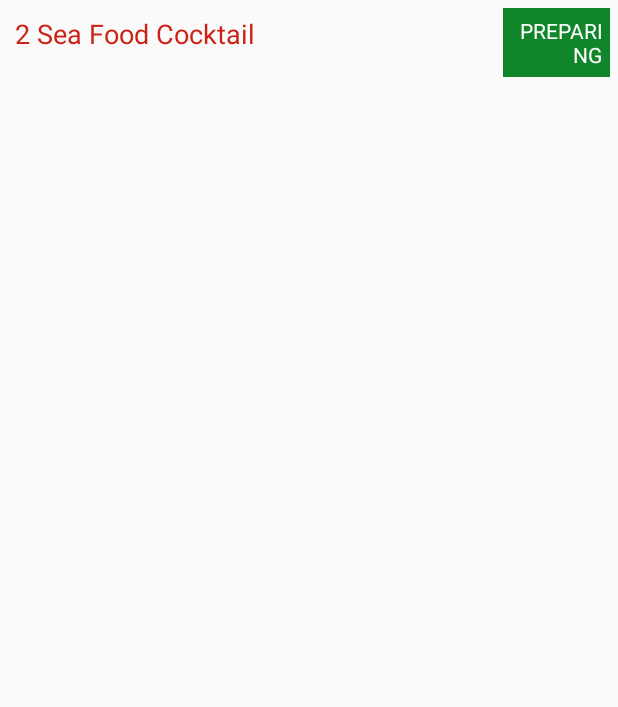
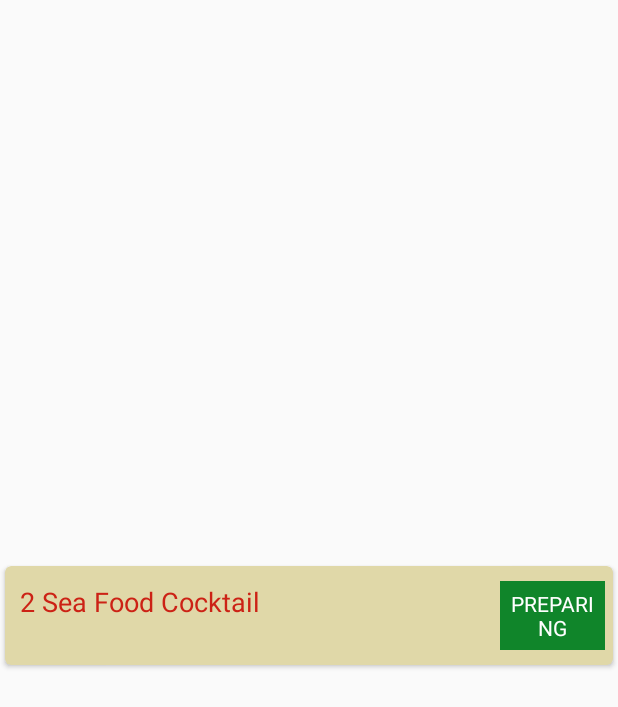
Before and after one commit to AselaDarshan/SmartRestaurent-App, an Android app: the layout active_order_item.xml on its own in the app's theme, with its tools: preview values and no code run, on a phone screen of 412 x 824 dp. Shown: the top 707 px of the screen. Run offline under Robolectric (Android 15) with nearby library versions, the phone set to English and light mode, and no system bars.

Commit message:
Handle many orders from one table, Modify desgin

```diff
--- a/app/src/main/AndroidManifest.xml
+++ b/app/src/main/AndroidManifest.xml
@@ -19,7 +19,7 @@
             android:value="sugar_example.db" />
         <meta-data
             android:name="VERSION"
-            android:value="26" />
+            android:value="29" />
         <meta-data
             android:name="QUERY_LOG"
             android:value="true" />
--- a/app/src/main/java/com/enet/smartrestaurent/Constants.java
+++ b/app/src/main/java/com/enet/smartrestaurent/Constants.java
@@ -37,6 +37,10 @@ public class Constants {
     public static final String ORDER_RECEIVED_TOPIC = "silver_ring_order_received";
     public static final String ORDER_COMPLETED_TOPIC = "silver_ring_order_completed";
 
+    public static String ITEM_STATE_SENT = "SENT";
+    public static String ITEM_STATE_PREPARED = "PREPARED";
+    public static String ITEM_STATE_READY = "READY";
+
     public static final int KITCHEN = 12;
     public static final int BAR = 13;
 
--- a/app/src/main/res/layout/active_order_item.xml
+++ b/app/src/main/res/layout/active_order_item.xml
@@ -1,3 +1,14 @@
+<android.support.v7.widget.CardView xmlns:card_view="http://schemas.android.com/apk/res-auto"
+    xmlns:android="http://schemas.android.com/apk/res/android"
+    android:id="@+id/cv"
+    android:layout_gravity="center"
+    android:layout_width="match_parent"
+    android:layout_height="wrap_content"
+    android:layout_marginBottom="1dp"
+    android:layout_marginLeft="3dp"
+    android:layout_marginRight="3dp"
+    card_view:cardCornerRadius="4dp"
+    android:backgroundTint="@color/colorItemBackground">
 <LinearLayout
     android:layout_width="match_parent"
     android:layout_height="wrap_content"
@@ -6,7 +17,7 @@
     <TextView
         android:id="@+id/order_item_text"
         android:layout_width="fill_parent"
-        android:layout_height="match_parent"
+        android:layout_height="wrap_content"
         android:text="2 Sea Food Cocktail"
         android:textColor="@color/colorPrimaryDark"
         android:layout_weight="0.2"
@@ -15,13 +26,18 @@
     <TextView
         android:id="@+id/order_item_status_text"
         android:layout_width="match_parent"
-        android:layout_height="match_parent"
+        android:layout_height="wrap_content"
         android:text="PREPARING"
-        android:textAlignment="viewEnd"
+        android:textAlignment="center"
         android:textColor="@color/bright_foreground_inverse_material_light"
         android:layout_weight="0.8"
         android:background="@color/button_green"
-        android:layout_margin="5dp"
+        android:singleLine="false"
+        android:paddingTop="5dp"
         android:padding="5dp"
-        android:singleLine="false" />
+        android:layout_marginLeft="5dp"
+        android:layout_marginTop="10dp"
+        android:layout_marginRight="5dp"
+        android:layout_marginBottom="10dp" />
 </LinearLayout>
+    </android.support.v7.widget.CardView>
--- a/app/src/main/res/layout/activity_active_orders.xml
+++ b/app/src/main/res/layout/activity_active_orders.xml
@@ -4,8 +4,8 @@
     android:layout_width="match_parent"
     android:layout_height="match_parent"
     android:paddingBottom="@dimen/activity_vertical_margin"
-    android:paddingLeft="@dimen/activity_horizontal_margin"
-    android:paddingRight="@dimen/activity_horizontal_margin"
+    android:paddingLeft="10dp"
+    android:paddingRight="10dp"
     android:paddingTop="@dimen/activity_vertical_margin"
     tools:context="com.enet.smartrestaurent.ActiveOrdersActivity"
     android:background="@color/windowBackground">
--- a/app/src/main/res/values/colors.xml
+++ b/app/src/main/res/values/colors.xml
@@ -9,6 +9,7 @@
     <color name="textColorPrimary">#00FFFF</color>
     <color name="windowBackground">#ff8a65</color>
     <color name="navigationBarColor">#000000</color>
+    <color name="colorItemBackground">#e0d8a8</color>
 
     <!-- Green -->
     <color name="green_temp">#23393E</color>
```
Also changed, not shown: app/src/main/java/com/enet/smartrestaurent/ActiveOrder.java (+13 -1 lines), app/src/main/java/com/enet/smartrestaurent/ActiveOrderItem.java (added, +24 -0 lines), app/src/main/java/com/enet/smartrestaurent/ActiveOrdersActivity.java (+28 -11 lines), app/src/main/java/com/enet/smartrestaurent/ConfirmOrderActivity.java (+26 -6 lines), app/src/main/java/com/enet/smartrestaurent/HorizontalRVAdapter.java (+14 -3 lines), app/src/main/java/com/enet/smartrestaurent/RVAdapter.java (+3 -5 lines), app/src/main/res/drawable/boreder.xml (added, +13 -0 lines), app/src/main/res/layout/activity_confirm_order.xml (+18 -1 lines), app/src/main/res/layout/order_view.xml (+15 -1 lines).
